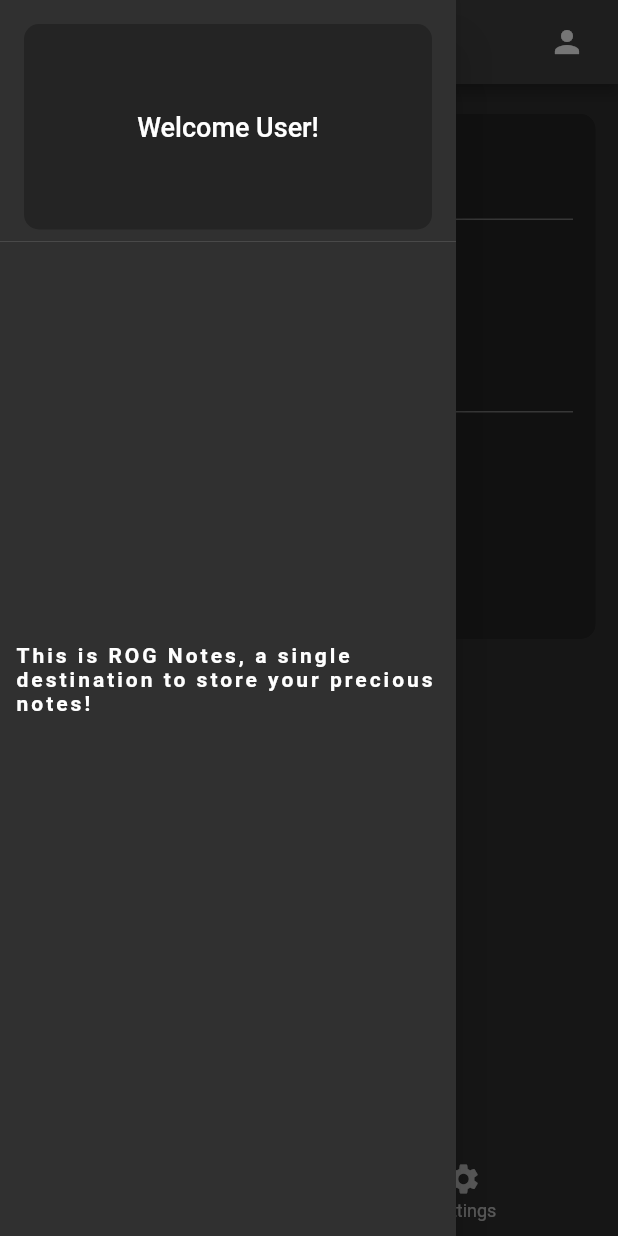
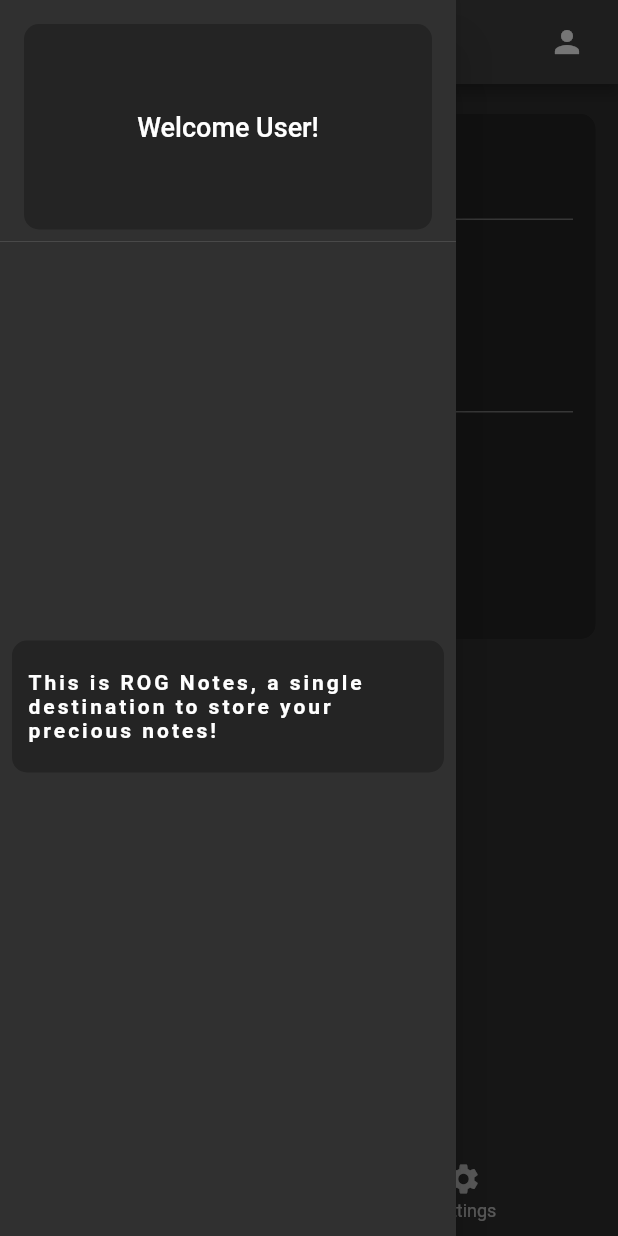
Before and after one commit to TITAN017/Notes_App, a Flutter app: the screen it shows after launch, with the side drawer open, on a phone screen of 412 x 824 dp. Run offline on Flutter 3.47's test engine with Material 2 defaults, Android fonts, the phone set to English and light mode, and no system bars; our stand-ins replace cloud_firestore, firebase_auth, firebase_core, flutter_spinkit, google_fonts; accounts and stored records are empty; Roboto replaces fonts that are missing (Acme).

Commit message:
Minor fixes #2

```diff
--- a/lib/utils/app_drawer.dart
+++ b/lib/utils/app_drawer.dart
@@ -60,13 +60,22 @@ class AppDrawer extends StatelessWidget {
                     await _auth.signout();
                   },
                 )
-              : Container(
-                  padding: EdgeInsets.all(10),
-                  child: Text(
-                    'This is ROG Notes, a single destination to store your precious notes!',
-                    style: TextStyle(
-                      fontWeight: FontWeight.bold,
-                      letterSpacing: 2,
+              : Padding(
+                  padding: const EdgeInsets.all(8.0),
+                  child: Container(
+                    padding: EdgeInsets.symmetric(
+                      horizontal: 10,
+                      vertical: 20,
+                    ),
+                    decoration: BoxDecoration(
+                        color: Colors.black26,
+                        borderRadius: BorderRadius.circular(10)),
+                    child: Text(
+                      'This is ROG Notes, a single destination to store your precious notes!',
+                      style: TextStyle(
+                        fontWeight: FontWeight.bold,
+                        letterSpacing: 2,
+                      ),
                     ),
                   ),
                 ),
```
